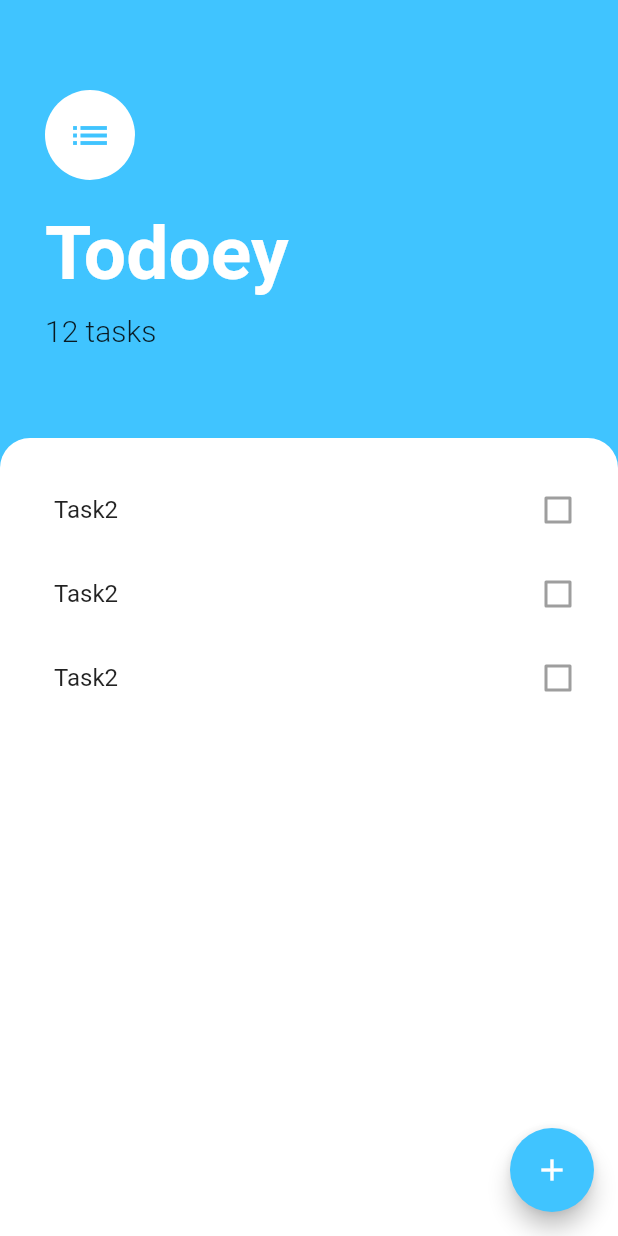
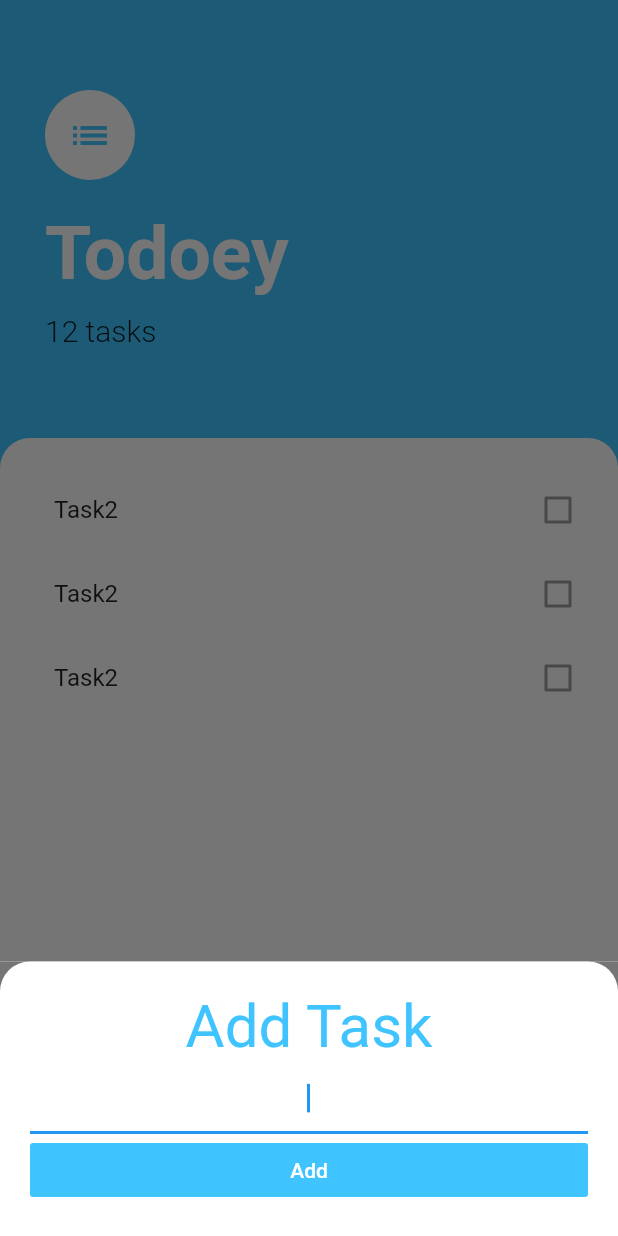
Before and after one commit to sike08/todoey, a Flutter app: the screen it shows after launch, after a tap on the "add" icon, on a phone screen of 412 x 824 dp. Run offline on Flutter 3.47's test engine with Material 2 defaults, Android fonts, the phone set to English and light mode, and no system bars.

Commit message:
AddTask component

```diff
--- /dev/null
+++ b/lib/components/add_task.dart
@@ -0,0 +1,46 @@
+import 'package:flutter/material.dart';
+
+import '../constants.dart';
+
+class AddTask extends StatelessWidget {
+  @override
+  Widget build(BuildContext buildContext) {
+    return Container(
+      color: Color(0xff757575),
+      child: Container(
+        padding: EdgeInsets.all(20.0),
+        decoration: kCurvedDecoration,
+        child: Column(
+          crossAxisAlignment: CrossAxisAlignment.stretch,
+          children: [
+            Text(
+              'Add Task',
+              textAlign: TextAlign.center,
+              style: TextStyle(
+                color: Colors.lightBlueAccent,
+                fontSize: 40.0,
+              ),
+            ),
+            TextField(
+              autofocus: true,
+              textAlign: TextAlign.center,
+              decoration: InputDecoration(),
+            ),
+            FlatButton(
+              color: Colors.lightBlueAccent,
+              onPressed: () {
+                print('print button');
+              },
+              child: Text(
+                'Add',
+                style: TextStyle(
+                  color: Colors.white,
+                ),
+              ),
+            ),
+          ],
+        ),
+      ),
+    );
+  }
+}
--- /dev/null
+++ b/lib/constants.dart
@@ -0,0 +1,9 @@
+import 'package:flutter/material.dart';
+
+var kCurvedDecoration = BoxDecoration(
+  color: Colors.white,
+  borderRadius: BorderRadius.only(
+    topLeft: Radius.circular(20),
+    topRight: Radius.circular(20),
+  ),
+);
--- a/lib/screens/task_screen.dart
+++ b/lib/screens/task_screen.dart
@@ -1,5 +1,8 @@
 import 'package:flutter/material.dart';
+import 'package:todoey/components/add_task.dart';
 import 'package:todoey/components/task_list.dart';
+
+import '../constants.dart';
 
 class TasksScreen extends StatelessWidget {
   @override
@@ -8,7 +11,15 @@ class TasksScreen extends StatelessWidget {
       backgroundColor: Colors.lightBlueAccent,
       floatingActionButton: FloatingActionButton(
         onPressed: () {
-
+          showModalBottomSheet(
+            context: context,
+            isScrollControlled: true,
+            builder: (context) => SingleChildScrollView(
+                child: Container(
+                    padding: EdgeInsets.only(
+                        bottom: MediaQuery.of(context).viewInsets.bottom),
+                    child: AddTask())),
+          );
         },
         backgroundColor: Colors.lightBlueAccent,
         child: Icon(Icons.add),
@@ -54,13 +65,7 @@ class TasksScreen extends StatelessWidget {
           SizedBox(height: 30.0),
           Expanded(
             child: Container(
-              decoration: BoxDecoration(
-                color: Colors.white,
-                borderRadius: BorderRadius.only(
-                  topLeft: Radius.circular(20),
-                  topRight: Radius.circular(20),
-                ),
-              ),
+              decoration: kCurvedDecoration,
               child: TasksList(),
             ),
           ),
```
Also changed, not shown: lib/components/modal_bottom_sheet.dart (deleted).
